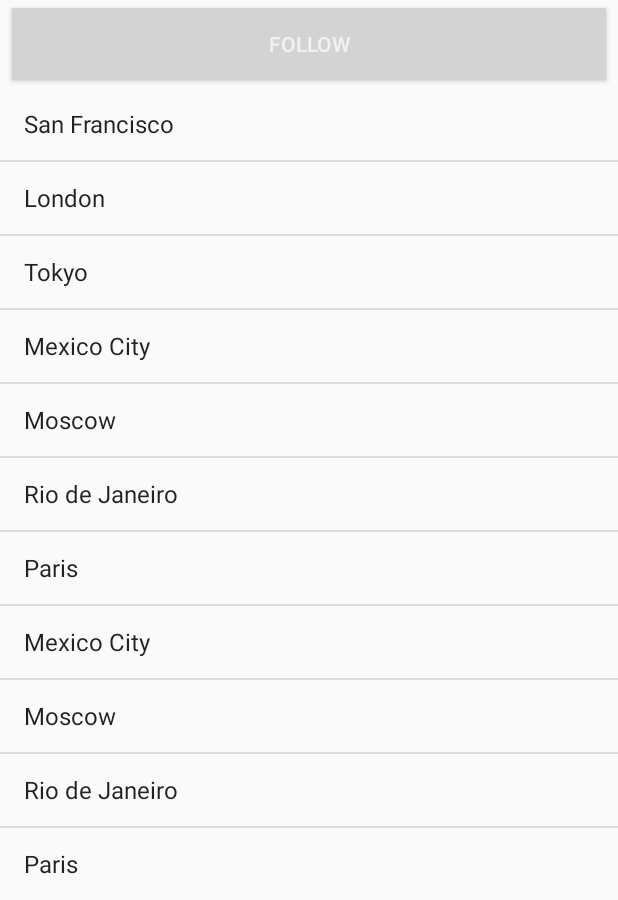
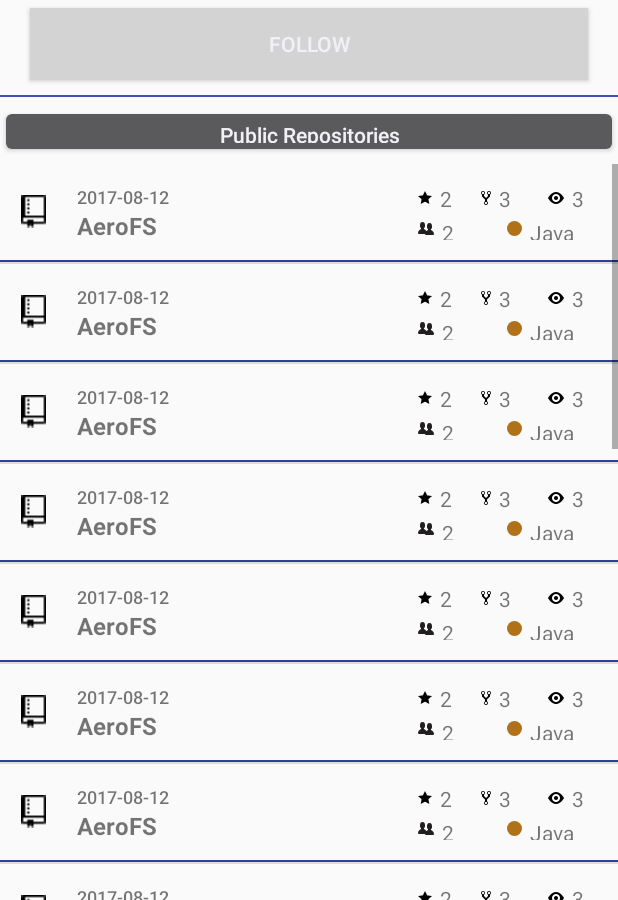
Before and after one commit to gdhuper/AeroFSCodingChallenge, an Android app: the MainActivity screen opened directly, with no data from a screen before it, on a phone screen of 412 x 824 dp, the part 336-1236 px from its top. Run offline under Robolectric (Android 15) with nearby library versions, the phone set to English and light mode, and no system bars; our stand-ins replace Volley.

```diff
--- a/app/src/main/java/com/aerofs/takehometest/MainActivity.java
+++ b/app/src/main/java/com/aerofs/takehometest/MainActivity.java
@@ -17,6 +17,7 @@ import android.widget.ListView;
 import android.widget.TextView;
 import java.util.*;
 import java.io.*;
+
 
 import com.android.volley.RequestQueue;
 
@@ -42,6 +43,9 @@ public class MainActivity extends AppCompatActivity {
 //
     }
 
+    /*
+     * Helper method to add action bar to top of main activity
+     */
     public void addActionbar(){
         //adding icon to action bar
         ActionBar ab = getSupportActionBar();
@@ -61,23 +65,37 @@ public class MainActivity extends AppCompatActivity {
 
         injectUserBio();
 
-        ArrayList<String> list = new ArrayList<>();
-        list.add("San Francisco");
-        list.add("London");
-        list.add("Tokyo");
-        list.add("Mexico City");
-        list.add("Moscow");
-        list.add("Rio de Janeiro");
-        list.add("Paris");
-        list.add("Mexico City");
-        list.add("Moscow");
-        list.add("Rio de Janeiro");
-        list.add("Paris");
+        ArrayList<RepoListItem> list = new ArrayList<>();
+        list.add(new RepoListItem("AeroFs", "2017-08-12", "2", "3", "3", "2", "Java", JsonUtility.getHexCode("Java")));
+        list.add(new RepoListItem("AeroFs", "2017-08-12", "2", "3", "3", "2", "Java", JsonUtility.getHexCode("Java")));
+        list.add(new RepoListItem("AeroFs", "2017-08-12", "2", "3", "3", "2", "Java", JsonUtility.getHexCode("Java")));
+
+        list.add(new RepoListItem("AeroFs", "2017-08-12", "2", "3", "3", "2", "Java", JsonUtility.getHexCode("Java"))); list.add(new RepoListItem("AeroFs", "2017-08-12", "2", "3", "3", "2", "Java", JsonUtility.getHexCode("Java")));
+
+        list.add(new RepoListItem("AeroFs", "2017-08-12", "2", "3", "3", "2", "Java", JsonUtility.getHexCode("Java"))); list.add(new RepoListItem("AeroFs", "2017-08-12", "2", "3", "3", "2", "Java", JsonUtility.getHexCode("Java")));
+
+        list.add(new RepoListItem("AeroFs", "2017-08-12", "2", "3", "3", "2", "Java", JsonUtility.getHexCode("Java"))); list.add(new RepoListItem("AeroFs", "2017-08-12", "2", "3", "3", "2", "Java", JsonUtility.getHexCode("Java")));
+
+        list.add(new RepoListItem("AeroFs", "2017-08-12", "2", "3", "3", "2", "Java", JsonUtility.getHexCode("Java"))); list.add(new RepoListItem("AeroFs", "2017-08-12", "2", "3", "3", "2", "Java", JsonUtility.getHexCode("Java")));
+
+        list.add(new RepoListItem("AeroFs", "2017-08-12", "2", "3", "3", "2", "Java", JsonUtility.getHexCode("Java"))); list.add(new RepoListItem("AeroFs", "2017-08-12", "2", "3", "3", "2", "Java", JsonUtility.getHexCode("Java")));
+
+        list.add(new RepoListItem("AeroFs", "2017-08-12", "2", "3", "3", "2", "Java", JsonUtility.getHexCode("Java"))); list.add(new RepoListItem("AeroFs", "2017-08-12", "2", "3", "3", "2", "Java", JsonUtility.getHexCode("Java")));
+
+        list.add(new RepoListItem("AeroFs", "2017-08-12", "2", "3", "3", "2", "Java", JsonUtility.getHexCode("Java"))); list.add(new RepoListItem("AeroFs", "2017-08-12", "2", "3", "3", "2", "Java", JsonUtility.getHexCode("Java")));
+
+        list.add(new RepoListItem("AeroFs", "2017-08-12", "2", "3", "3", "2", "Java", JsonUtility.getHexCode("Java"))); list.add(new RepoListItem("AeroFs", "2017-08-12", "2", "3", "3", "2", "Java", JsonUtility.getHexCode("Java")));
+
+
+
+
+
 
         ListView lv = (ListView) findViewById(R.id.repoList);
 
-        ArrayAdapter<String> adapter = new ArrayAdapter<String>(
-                this, android.R.layout.simple_list_item_1, list);
+        RepoListAdapter adapter = new RepoListAdapter(this, list);
+
+
         lv.setAdapter(adapter);
 
     }
--- a/app/src/main/java/com/aerofs/takehometest/RepoListAdapter.java
+++ b/app/src/main/java/com/aerofs/takehometest/RepoListAdapter.java
@@ -1,13 +1,21 @@
 package com.aerofs.takehometest;
 
 import android.content.Context;
+import android.graphics.Color;
+import android.graphics.drawable.GradientDrawable;
+import android.media.Image;
 import android.support.annotation.LayoutRes;
 import android.support.annotation.NonNull;
 import android.support.annotation.Nullable;
+import android.support.v4.content.ContextCompat;
 import android.view.LayoutInflater;
 import android.view.View;
 import android.view.ViewGroup;
 import android.widget.ArrayAdapter;
+import android.widget.ImageView;
+import android.widget.TextView;
+
+import java.util.List;
 
 /**
  * Created by gurpreet on 8/26/17.
@@ -15,20 +23,55 @@ import android.widget.ArrayAdapter;
 
 public class RepoListAdapter extends ArrayAdapter<RepoListItem> {
 
-
-    public RepoListAdapter(@NonNull Context context, @LayoutRes int resource) {
-        super(context, resource);
+    /**
+     * custom constructor for array adapter
+     * @param context app context
+     * @param repos list of public repos for a user
+     */
+    public RepoListAdapter(Context context, List<RepoListItem> repos) {
+        super(context, 0, repos);
     }
 
 
-    @NonNull
+
     @Override
-    public View getView(int position, @Nullable View convertView, @NonNull ViewGroup parent) {
+    public View getView(int position, View convertView,  ViewGroup parent) {
+
+
         View listItemView = convertView;
 
+        //if view item exists use it for current repo item
         if(listItemView == null){
             listItemView = LayoutInflater.from(getContext()).inflate(R.layout.repo_list_item, parent,  false);
         }
+
+        //get new repo item from the list
+        RepoListItem repo = getItem(position);
+
+        //setting list item attributes for current list item
+        TextView lastUpdateView = (TextView) listItemView.findViewById(R.id.last_updated);
+        lastUpdateView.setText(repo.getLastUpdate());
+
+        TextView numStarsView = (TextView) listItemView.findViewById(R.id.num_stars);
+        numStarsView.setText(repo.getNumStars());
+
+        TextView numForksView = (TextView) listItemView.findViewById(R.id.num_forks);
+        numForksView.setText(repo.getNumForks());
+
+        TextView numWatchersView = (TextView) listItemView.findViewById(R.id.num_watchers);
+        numWatchersView.setText(repo.getNumWatchers());
+
+        TextView numContributorsView = (TextView) listItemView.findViewById(R.id.num_contributors);
+        numContributorsView.setText(repo.getNumContributors());
+
+        TextView languageView = (TextView) listItemView.findViewById(R.id.prog_lang);
+        languageView.setText(repo.getLanguage());
+
+        ImageView langColorView = (ImageView) listItemView.findViewById(R.id.lang_color);
+
+        GradientDrawable colorCode = (GradientDrawable) langColorView.getBackground();
+        int color = R.color.java;
+        colorCode.setColor(ContextCompat.getColor(getContext(), color));
 
 
         return listItemView;
--- a/app/src/main/java/com/aerofs/takehometest/RepoListItem.java
+++ b/app/src/main/java/com/aerofs/takehometest/RepoListItem.java
@@ -17,14 +17,17 @@ public class RepoListItem {
     }
 
     private String lastUpdate;
-    private int numStars;
-    private int numForks;
-    private int numWatchers;
-    private int numContributors;
+    private String numStars;
+    private String numForks;
+    private String numWatchers;
+    private String numContributors;
     private String language;
+    private String colorCode;
 
 
-    public RepoListItem(String repoName, String lastUpdate, int numStars, int numForks, int numWatchers, int numContributors, String language){
+
+
+    public RepoListItem(String repoName, String lastUpdate, String numStars, String numForks, String numWatchers, String numContributors, String language, String colorCode){
         this.repoName = repoName;
         this.lastUpdate = lastUpdate;
         this.numStars = numStars;
@@ -32,6 +35,8 @@ public class RepoListItem {
         this.numWatchers = numWatchers;
         this.numContributors = numContributors;
         this.language = language;
+        this.colorCode = colorCode;
+
     }
 
     public String getRepoName() {
@@ -42,35 +47,35 @@ public class RepoListItem {
         this.repoName = repoName;
     }
 
-    public int getNumStars() {
+    public String getNumStars() {
         return numStars;
     }
 
-    public void setNumStars(int numStars) {
+    public void setNumStars(String numStars) {
         this.numStars = numStars;
     }
 
-    public int getNumForks() {
+    public String getNumForks() {
         return numForks;
     }
 
-    public void setNumForks(int numForks) {
+    public void setNumForks(String numForks) {
         this.numForks = numForks;
     }
 
-    public int getNumWatchers() {
+    public String getNumWatchers() {
         return numWatchers;
     }
 
-    public void setNumWatchers(int numWatchers) {
+    public void setNumWatchers(String numWatchers) {
         this.numWatchers = numWatchers;
     }
 
-    public int getnumContributors() {
+    public String getNumContributors() {
         return numContributors;
     }
 
-    public void setnumContributors(int numContributors) {
+    public void setNumContributors(String numContributors) {
         this.numContributors = numContributors;
     }
 
@@ -81,4 +86,12 @@ public class RepoListItem {
     public void setLanguage(String language) {
         this.language = language;
     }
+
+    public String getColorCode() {
+        return colorCode;
+    }
+
+    public void setColorCode(String colorCode) {
+        this.colorCode = colorCode;
+    }
 }
--- a/app/src/main/res/drawable/language_circle.xml
+++ b/app/src/main/res/drawable/language_circle.xml
@@ -1,7 +1,8 @@
 <?xml version="1.0" encoding="utf-8"?>
 <shape xmlns:android="http://schemas.android.com/apk/res/android"
     android:shape="oval">
-    <solid android:color="@color/colorPrimary" />
+    <solid android:color="@color/colorPrimary"
+        />
     <size
         android:width="5dp"
         android:height="5dp" />
--- a/app/src/main/res/layout/repo_list_item.xml
+++ b/app/src/main/res/layout/repo_list_item.xml
@@ -178,6 +178,7 @@
             android:layout_height="wrap_content"
             android:layout_weight="1">
             <ImageView
+                android:id="@+id/lang_color"
                 android:layout_width="10dp"
                 android:layout_height="10dp"
                 android:layout_gravity="center_vertical"
--- a/app/src/main/res/layout/user_bio.xml
+++ b/app/src/main/res/layout/user_bio.xml
@@ -3,67 +3,71 @@
     android:layout_width="match_parent"
     android:layout_height="wrap_content"
     android:orientation="vertical">
+
     <LinearLayout
         android:layout_width="match_parent"
         android:layout_height="wrap_content"
-    android:orientation="horizontal"
-    android:layout_marginBottom="5dp">
+        android:layout_marginBottom="5dp"
+        android:orientation="horizontal">
 
         <ImageView
             android:layout_width="120dp"
             android:layout_height="120dp"
+            android:layout_marginLeft="20dp"
+            android:layout_marginRight="15dp"
             android:padding="7dp"
-        android:layout_marginRight="15dp"
-        android:layout_marginLeft="20dp"
-        android:src="@mipmap/github_logo"/>
+            android:src="@mipmap/github_logo" />
 
         <LinearLayout
             android:layout_width="match_parent"
             android:layout_height="120dp"
-        android:padding="7dp"
-        android:orientation="vertical">
+            android:orientation="vertical"
+            android:padding="7dp">
 
             <TextView
                 android:id="@+id/name"
                 android:layout_width="wrap_content"
                 android:layout_height="wrap_content"
+                android:layout_weight="1"
                 android:text="Fredric Murry"
-            android:layout_weight="1"
-            android:textStyle="bold"/>
+                android:textStyle="bold" />
+
             <TextView
                 android:id="@+id/username"
                 android:layout_width="wrap_content"
                 android:layout_height="wrap_content"
-            android:text="FMurry"
-            android:layout_weight="3"/>
+                android:layout_weight="3"
+                android:text="FMurry" />
 
             <TextView
                 android:id="@+id/location"
                 android:layout_width="wrap_content"
                 android:layout_height="wrap_content"
+                android:layout_weight="0.9"
                 android:autoLink="all"
-            android:text="San Jose"
-            android:layout_weight="0.9"/>
+                android:text="San Jose" />
+
             <TextView
                 android:id="@+id/email"
                 android:layout_width="wrap_content"
                 android:layout_height="wrap_content"
+                android:layout_weight="0.9"
                 android:autoLink="email"
-            android:text="stuff@gmail.com"
+                android:ellipsize="end"
                 android:maxLines="1"
                 android:scrollHorizontally="true"
-            android:ellipsize="end"
-            android:layout_weight="0.9"/>
+                android:text="stuff@gmail.com" />
+
             <TextView
                 android:id="@+id/blog"
                 android:layout_width="wrap_content"
                 android:layout_height="wrap_content"
+                android:layout_weight="0.9"
                 android:autoLink="web"
                 android:ellipsize="end"
                 android:maxLines="1"
-            android:text="Fmurry.com"
                 android:scrollHorizontally="true"
-            android:layout_weight="0.9"/>
+                android:text="Fmurry.com" />
 
 
         </LinearLayout>
@@ -75,11 +79,24 @@
         android:layout_width="match_parent"
         android:layout_height="wrap_content"
         android:background="#D3D3D3"
-        android:layout_marginRight="8dp"
-        android:layout_marginLeft="8dp"
+        android:layout_marginRight="20dp"
+        android:layout_marginLeft="20dp"
         android:text="Follow"
         android:clickable="true"
+        android:layout_marginBottom="10dp"
+        />
+
+    <View
+        android:layout_width="match_parent"
+        android:layout_height="1dp"
+        android:background="@color/colorPrimary"
         android:layout_marginBottom="5dp"
         />
-
+    <Button
+        android:layout_width="match_parent"
+        android:layout_height="35dp"
+        android:text="Public Repositories"
+        android:textAllCaps="false"
+        android:layout_marginBottom="4dp"
+        />
 </LinearLayout>
--- a/app/src/main/res/values/colors.xml
+++ b/app/src/main/res/values/colors.xml
@@ -1,6 +1,7 @@
 <?xml version="1.0" encoding="utf-8"?>
 <resources>
     <color name="colorPrimary">#3F51B5</color>
+    <color name="java">#b07219</color>
     <color name="colorPrimaryDark">#303F9F</color>
     <color name="colorAccent">#FF4081</color>
     <color name="splashBgColor">#FFFFFF</color>
```
Also changed, not shown: app/src/main/java/com/aerofs/takehometest/JsonUtility.java (added, +82 -0 lines). Lines whose indentation alone changed are shown as unchanged.
